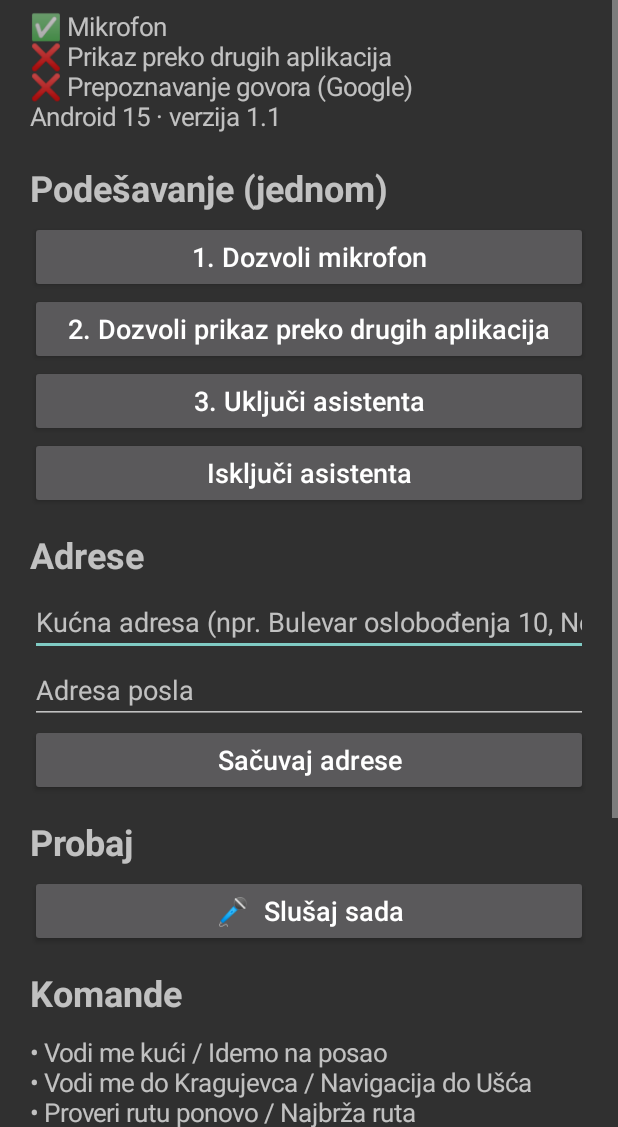
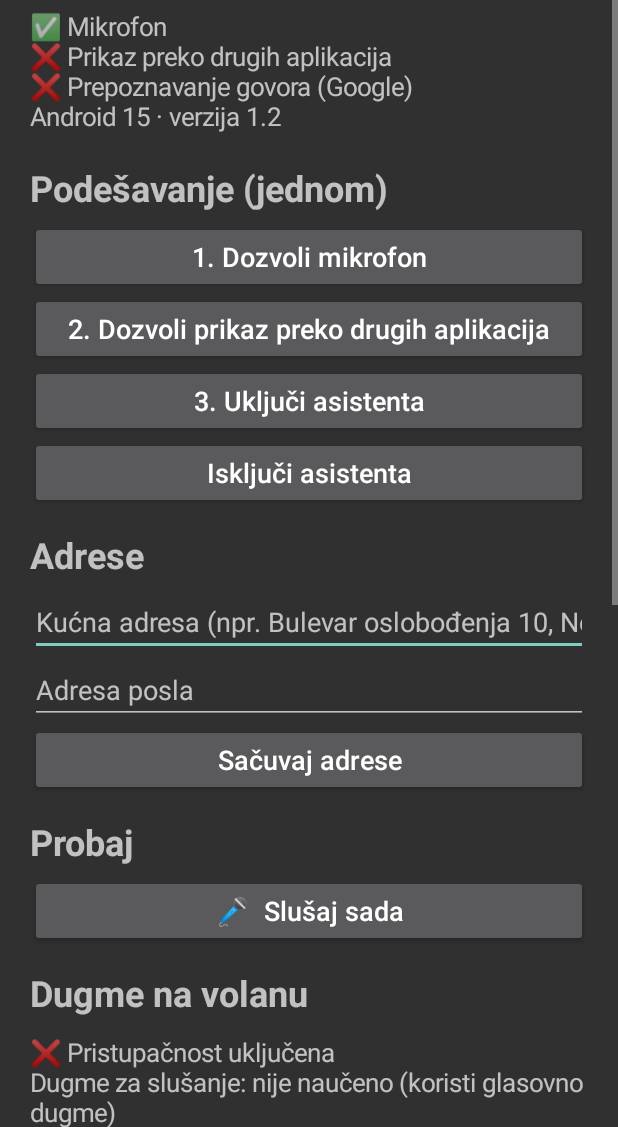
Before and after one commit to dovlica131-pixel/Rav-Asistent, an Android app: the MainActivity screen opened directly, with no data from a screen before it, on a phone screen of 412 x 824 dp, the part 109-1236 px from its top. Run offline under Robolectric (Android 15) with nearby library versions, the phone set to English and light mode, and no system bars.

Commit message:
Add files via upload

```diff
--- a/app/src/main/java/com/rav/asistent/MainActivity.kt
+++ b/app/src/main/java/com/rav/asistent/MainActivity.kt
@@ -22,6 +22,7 @@ class MainActivity : Activity() {
 
     private lateinit var status: TextView
     private lateinit var log: TextView
+    private lateinit var dugmeStatus: TextView
     private lateinit var kuca: EditText
     private lateinit var posao: EditText
 
@@ -90,6 +91,25 @@ class MainActivity : Activity() {
             startForegroundService(Intent(this, AsistentService::class.java).setAction(AsistentService.ACTION_SLUSAJ))
         })
 
+        kol.addView(naslov("Dugme na volanu"))
+        dugmeStatus = tekst("")
+        kol.addView(dugmeStatus)
+        kol.addView(dugme("A. Uključi \"RAV Asistent – dugme na volanu\" u Pristupačnosti") {
+            try {
+                startActivity(Intent(Settings.ACTION_ACCESSIBILITY_SETTINGS))
+            } catch (e: Exception) {
+                Toast.makeText(this, "Otvori Podešavanja → Pristupačnost ručno", Toast.LENGTH_LONG).show()
+            }
+        })
+        kol.addView(dugme("B. Nauči dugme (klikni ovde, pa pritisni dugme na volanu)") {
+            Prefs.postaviUcenje(this, true)
+            Toast.makeText(this, "Sad pritisni dugme na volanu…", Toast.LENGTH_LONG).show()
+        })
+        kol.addView(dugme("Zaboravi naučeno dugme") {
+            Prefs.postaviDugme(this, -1)
+            osvezi()
+        })
+
         kol.addView(naslov("Komande"))
         kol.addView(tekst(
             "• Vodi me kući / Idemo na posao\n" +
@@ -127,7 +147,15 @@ class MainActivity : Activity() {
         status.text = "${oznaka(mik)} Mikrofon\n" +
                 "${oznaka(overlay)} Prikaz preko drugih aplikacija\n" +
                 "${oznaka(govor)} Prepoznavanje govora (Google)\n" +
-                "Android ${Build.VERSION.RELEASE} · verzija 1.1"
+                "Android ${Build.VERSION.RELEASE} · verzija 1.2"
+        val pristupacnost = (Settings.Secure.getString(contentResolver, Settings.Secure.ENABLED_ACCESSIBILITY_SERVICES) ?: "")
+            .contains(packageName)
+        val kod = Prefs.dugme(this)
+        val naucen = if (kod > 0) android.view.KeyEvent.keyCodeToString(kod) else "nije naučeno (koristi glasovno dugme)"
+        val poslednje = Prefs.poslednjeDugme(this).ifBlank { "još ništa" }
+        dugmeStatus.text = "${oznaka(pristupacnost)} Pristupačnost uključena\n" +
+                "Dugme za slušanje: $naucen\n" +
+                "Poslednje pritisnuto dugme: $poslednje"
         val l = Prefs.log(this)
         log.text = if (l.isBlank()) "Još ništa." else l
     }
--- a/app/src/main/java/com/rav/asistent/Prefs.kt
+++ b/app/src/main/java/com/rav/asistent/Prefs.kt
@@ -23,7 +23,14 @@ object Prefs {
     fun autostart(c: Context) = sp(c).getBoolean("auto", false)
     fun postaviAutostart(c: Context, v: Boolean) = sp(c).edit().putBoolean("auto", v).apply()
 
-    fun log(c: Context) = sp(c).getString("log", "") ?: ""
+    fun dugme(c: Context) = sp(c).getInt("dugme", -1)
+    fun postaviDugme(c: Context, kod: Int) = sp(c).edit().putInt("dugme", kod).apply()
+    fun ucenje(c: Context) = sp(c).getBoolean("ucenje", false)
+    fun postaviUcenje(c: Context, v: Boolean) = sp(c).edit().putBoolean("ucenje", v).apply()
+    fun poslednjeDugme(c: Context) = sp(c).getString("poslednjeDugme", "") ?: ""
+    fun sacuvajPoslednjeDugme(c: Context, s: String) = sp(c).edit().putString("poslednjeDugme", s).apply()
+
+    fun log(c: Context) =sp(c).getString("log", "") ?: ""
     fun sacuvajLog(c: Context, red: String) {
         val vreme = SimpleDateFormat("HH:mm", Locale.US).format(Date())
         val linije = (listOf("$vreme  $red") + log(c).lines().filter { it.isNotBlank() }).take(8)
```
Also changed, not shown: app/src/main/java/com/rav/asistent/DugmeService.kt (added, +50 -0 lines).
